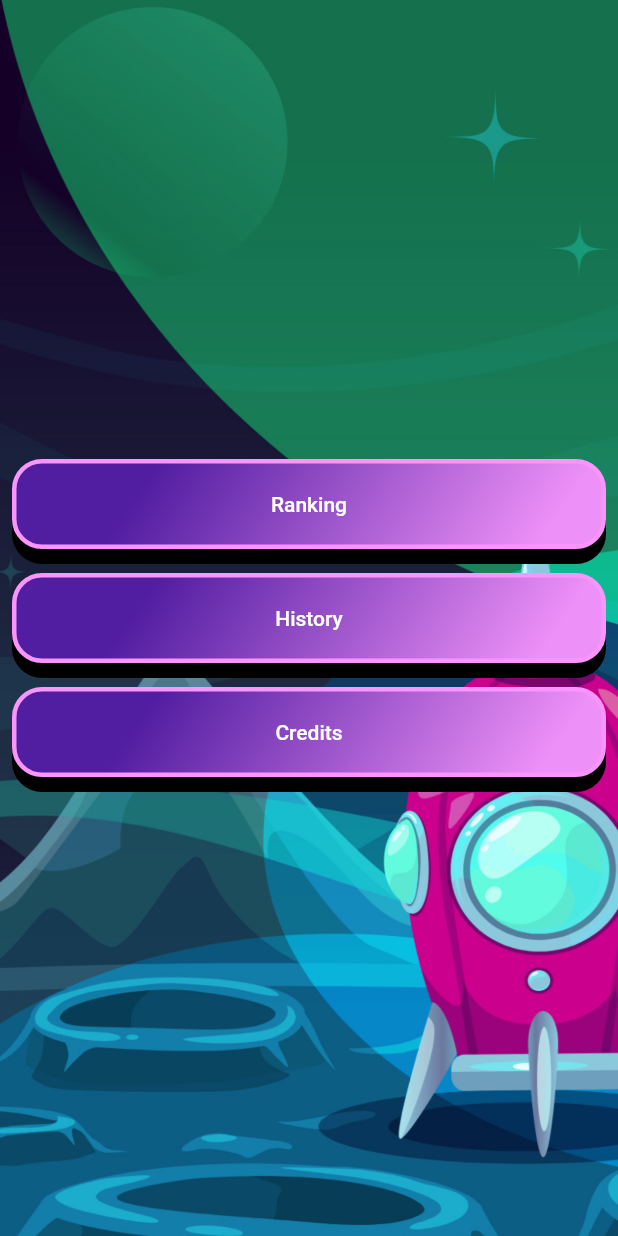
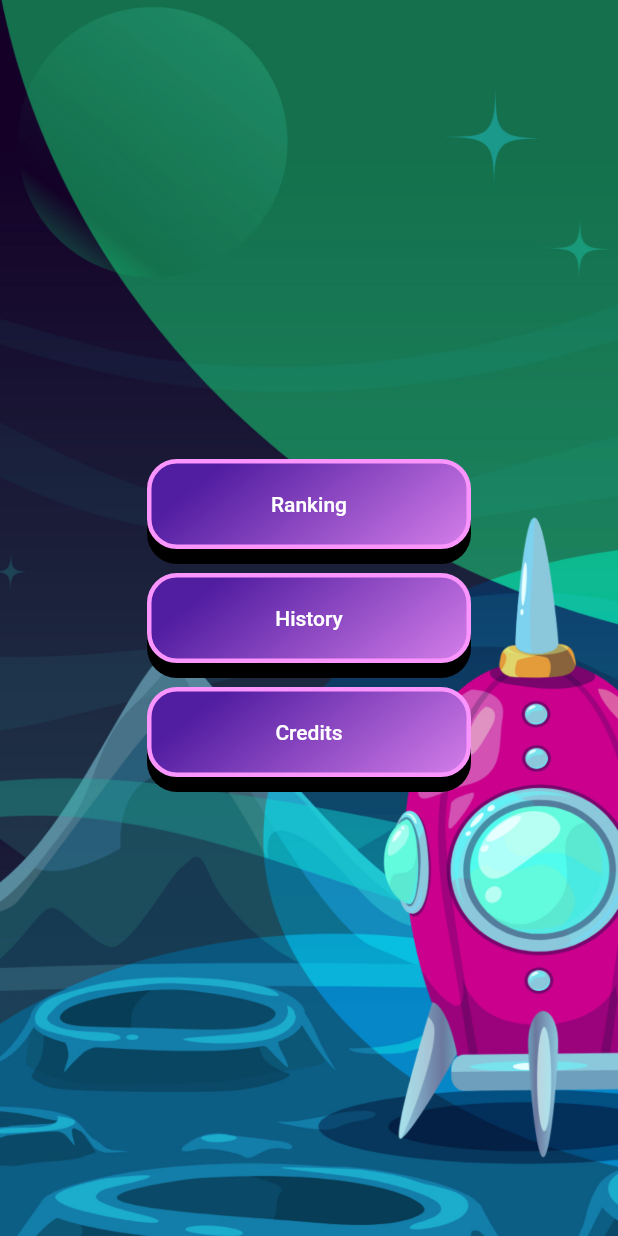
Before and after one commit to deus-magna/slide_puzzle_game, a Flutter app: the screen it shows after launch, on a phone screen of 412 x 824 dp. Run offline on Flutter 3.47's test engine with Material 2 defaults, Android fonts, the light colour scheme and no system bars; our stand-ins replace bloc, equatable, flutter_bloc; generated files the repository leaves out were written again.

Commit message:
Code refactoring

```diff
--- a/lib/presentation/views/difficulty_view.dart
+++ b/lib/presentation/views/difficulty_view.dart
@@ -1,7 +1,7 @@
 import 'package:flutter/material.dart';
-import 'package:slide_puzzle_game/core/framework/framework.dart';
 import 'package:slide_puzzle_game/l10n/l10n.dart';
 import 'package:slide_puzzle_game/presentation/widgets/difficult_view_background.dart';
+import 'package:slide_puzzle_game/presentation/widgets/space_button.dart';
 
 class DifficultyView extends StatelessWidget {
   const DifficultyView({Key? key}) : super(key: key);
@@ -51,38 +51,3 @@ class DifficultyView extends StatelessWidget {
     );
   }
 }
-
-class SpaceButton extends StatelessWidget {
-  const SpaceButton({
-    Key? key,
-    this.onPressed,
-    required this.title,
-    this.color = Colors.white,
-    this.textColor = Colors.white,
-    this.constraints = const BoxConstraints(minWidth: 88, minHeight: 60),
-    // this.constraints = const BoxConstraints(minWidth: 88, minHeight: 36),
-  }) : super(key: key);
-
-  final void Function()? onPressed;
-  final String title;
-  final Color color;
-  final Color textColor;
-  final BoxConstraints constraints;
-
-  @override
-  Widget build(BuildContext context) {
-    return TextButton(
-      onPressed: onPressed,
-      child: Container(
-        constraints: constraints,
-        alignment: Alignment.center,
-        decoration: alienButtonDecoration,
-        child: Text(
-          title,
-          style: Theme.of(context).textTheme.button!.copyWith(color: textColor),
-          textAlign: TextAlign.center,
-        ),
-      ),
-    );
-  }
-}
--- a/lib/presentation/views/game_view.dart
+++ b/lib/presentation/views/game_view.dart
@@ -1,11 +1,10 @@
 import 'package:flutter/material.dart';
 import 'package:flutter_bloc/flutter_bloc.dart';
-import 'package:slide_puzzle_game/app/app.dart';
 import 'package:slide_puzzle_game/core/framework/framework.dart';
 import 'package:slide_puzzle_game/data/models/tile.dart';
 import 'package:slide_puzzle_game/presentation/cubits/game/game_cubit.dart';
-import 'package:slide_puzzle_game/presentation/views/difficulty_view.dart';
 import 'package:slide_puzzle_game/presentation/widgets/game_view_background.dart';
+import 'package:slide_puzzle_game/presentation/widgets/space_button.dart';
 
 class GameView extends StatelessWidget {
   const GameView({Key? key}) : super(key: key);
--- a/lib/presentation/views/home_view.dart
+++ b/lib/presentation/views/home_view.dart
@@ -1,7 +1,7 @@
 import 'package:flutter/material.dart';
 import 'package:slide_puzzle_game/l10n/l10n.dart';
-import 'package:slide_puzzle_game/presentation/views/difficulty_view.dart';
 import 'package:slide_puzzle_game/presentation/widgets/home_view_background.dart';
+import 'package:slide_puzzle_game/presentation/widgets/space_button.dart';
 
 class HomeView extends StatelessWidget {
   const HomeView({Key? key}) : super(key: key);
@@ -26,13 +26,24 @@ class HomeViewBody extends StatelessWidget {
 
   @override
   Widget build(BuildContext context) {
+    const padding = EdgeInsets.symmetric(horizontal: 90);
+
     return SafeArea(
       child: Column(
         mainAxisAlignment: MainAxisAlignment.center,
         children: [
-          SpaceButton(title: AppLocalizations.of(context).homeRanking),
-          SpaceButton(title: AppLocalizations.of(context).homeHistory),
-          SpaceButton(title: AppLocalizations.of(context).homeCredits),
+          SpaceButton(
+            title: AppLocalizations.of(context).homeRanking,
+            padding: padding,
+          ),
+          SpaceButton(
+            title: AppLocalizations.of(context).homeHistory,
+            padding: padding,
+          ),
+          SpaceButton(
+            title: AppLocalizations.of(context).homeCredits,
+            padding: padding,
+          ),
         ],
       ),
     );
--- /dev/null
+++ b/lib/presentation/widgets/space_button.dart
@@ -0,0 +1,43 @@
+import 'package:flutter/material.dart';
+import 'package:slide_puzzle_game/core/framework/framework.dart';
+
+class SpaceButton extends StatelessWidget {
+  const SpaceButton({
+    Key? key,
+    this.onPressed,
+    required this.title,
+    this.color = Colors.white,
+    this.textColor = Colors.white,
+    this.constraints = const BoxConstraints(minWidth: 88, minHeight: 60),
+    this.padding = EdgeInsets.zero,
+    // this.constraints = const BoxConstraints(minWidth: 88, minHeight: 36),
+  }) : super(key: key);
+
+  final void Function()? onPressed;
+  final String title;
+  final Color color;
+  final Color textColor;
+  final BoxConstraints constraints;
+  final EdgeInsets padding;
+
+  @override
+  Widget build(BuildContext context) {
+    return Padding(
+      padding: padding,
+      child: TextButton(
+        onPressed: onPressed,
+        child: Container(
+          constraints: constraints,
+          alignment: Alignment.center,
+          decoration: alienButtonDecoration,
+          child: Text(
+            title,
+            style:
+                Theme.of(context).textTheme.button!.copyWith(color: textColor),
+            textAlign: TextAlign.center,
+          ),
+        ),
+      ),
+    );
+  }
+}
```
